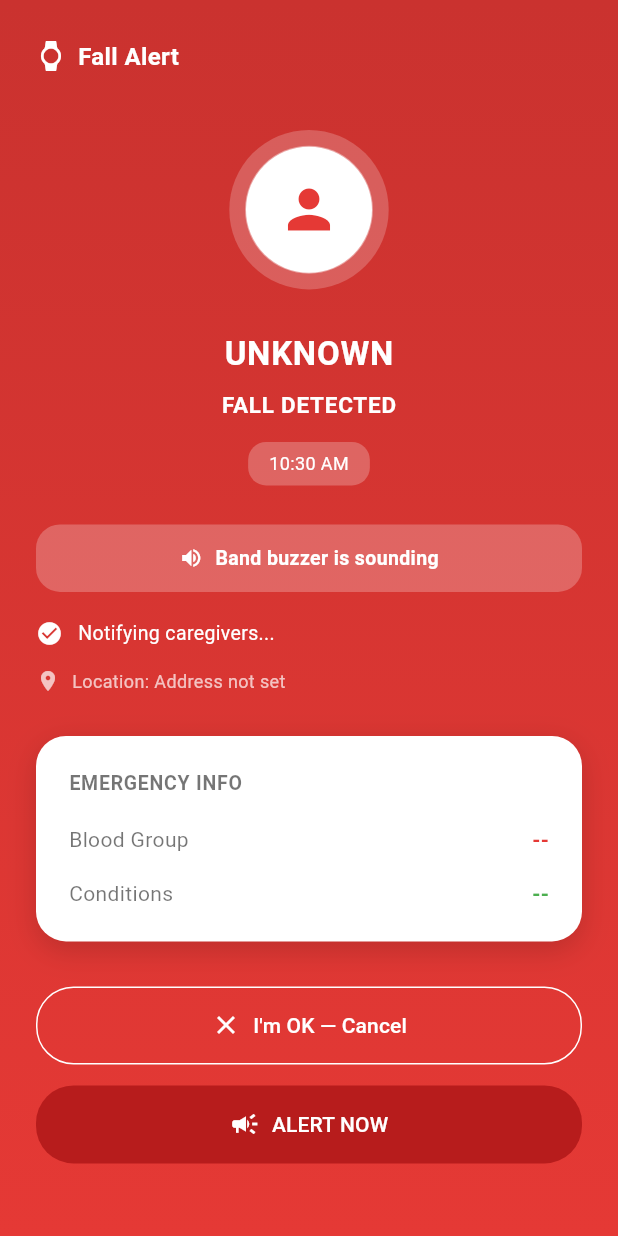
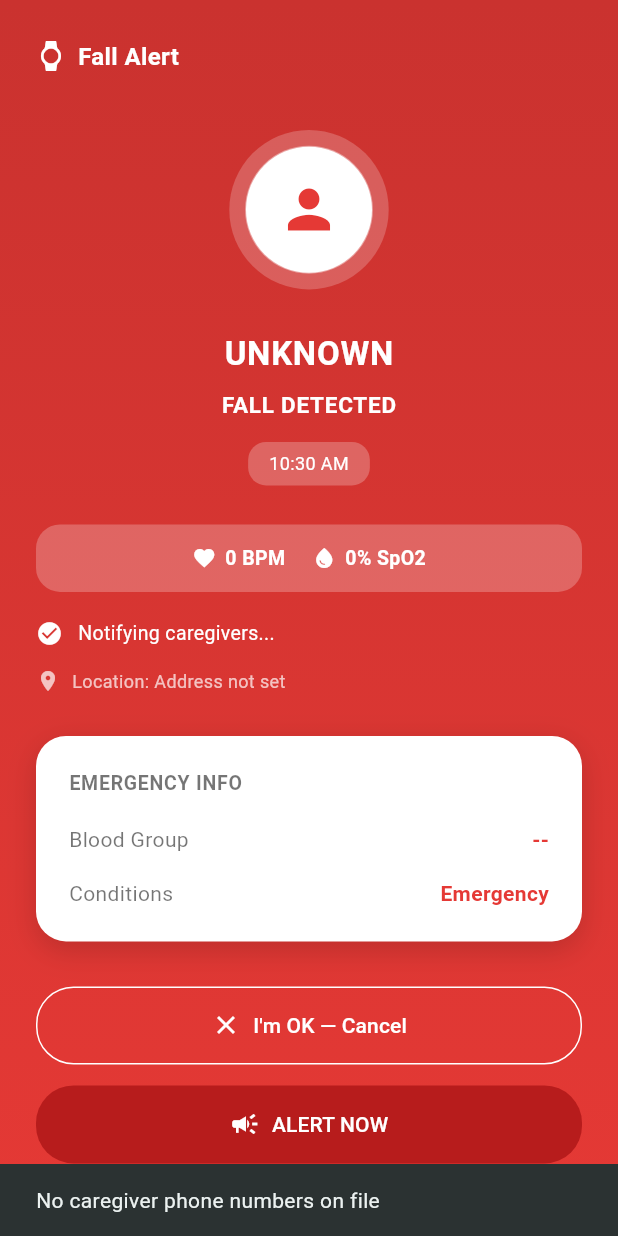
Before and after one commit to DeekshaRao10/wristband, a Flutter app: the EmergencyScreen screen opened directly with empty values, after a tap on "ALERT NOW", on a phone screen of 412 x 824 dp. Run offline on Flutter 3.47's test engine with Material 3 defaults, Android fonts, the phone set to English and light mode, and no system bars; our stand-ins replace cloud_firestore, firebase_auth, firebase_core, firebase_database, firebase_messaging, fl_chart and 7 more; accounts and stored records are empty.

Commit message:
emergency

```diff
--- /dev/null
+++ b/lib/core/services/navigation_service.dart
@@ -0,0 +1,12 @@
+import 'package:flutter/material.dart';
+
+/// Shared navigator key so code outside the widget tree — specifically
+/// NotificationService, when a fall-alert push notification is tapped —
+/// can push a screen (EmergencyScreen) without needing a BuildContext of
+/// its own. That's necessary here because a notification tap can happen
+/// before any screen has even been built yet (cold start: app was fully
+/// closed, user taps the notification, and main() is still running
+/// initNotifications() before runApp() has produced a single frame).
+///
+/// Wire this into MaterialApp's `navigatorKey` param in main.dart.
+final GlobalKey<NavigatorState> navigatorKey = GlobalKey<NavigatorState>();
--- a/lib/core/theme/app_theme.dart
+++ b/lib/core/theme/app_theme.dart
@@ -6,6 +6,8 @@ class AppColors {
   static const background = Color(0xFFE3F1F4);
 
   static const white = Colors.white;
+    static const textOnColor = Colors.white;
+
   static const black = Colors.black;
   static const grey = Colors.grey;
 
--- a/lib/features/emergency/screens/emergency_screen.dart
+++ b/lib/features/emergency/screens/emergency_screen.dart
@@ -62,6 +62,19 @@ class _EmergencyScreenState extends State<EmergencyScreen> {
   int _caregiverCount = 0;
   bool _cancelling = false;
 
+  // Real phone numbers of caregivers (families/{familyId}/members.phone),
+  // collected alongside the caregiver count below — used by "ALERT NOW"
+  // to open a real SMS pre-filled to everyone, instead of a fake button.
+  final List<String> _caregiverPhones = [];
+
+  // Real, live vitals — seeded from the RTDB snapshot that triggered this
+  // screen (widget.alertData), then kept up to date by the same RTDB
+  // listener that already watches this band for recovery below. Replaces
+  // the old "Band buzzer is sounding" pill, which was static text with no
+  // hardware behind it.
+  int? _heartRate;
+  int? _spo2;
+
   final String _detectedAt = DateFormat('h:mm a').format(DateTime.now());
 
   // Guards against navigating away twice — both the manual "I'm OK"
@@ -75,6 +88,13 @@ class _EmergencyScreenState extends State<EmergencyScreen> {
   @override
   void initState() {
     super.initState();
+
+    // Seed with whatever vitals came in on the snapshot that triggered
+    // this screen, so something real shows immediately before the RTDB
+    // listener below has ticked even once.
+    _heartRate = (widget.alertData['heartRate'] as num?)?.toInt();
+    _spo2 = (widget.alertData['spo2'] as num?)?.toInt();
+
     _loadBandAndFamilyInfo();
     _listenForRecovery();
   }
@@ -105,10 +125,61 @@ class _EmergencyScreenState extends State<EmergencyScreen> {
       final data = Map<String, dynamic>.from(value);
       final fallDetected = data['fallDetected'] == true;
 
+      if (mounted) {
+        setState(() {
+          _heartRate = (data['heartRate'] as num?)?.toInt() ?? _heartRate;
+          _spo2 = (data['spo2'] as num?)?.toInt() ?? _spo2;
+        });
+      }
+
       if (!fallDetected) {
         _goHome();
       }
     });
+  }
+
+  /// Opens the phone's native SMS app with every caregiver's real phone
+  /// number pre-filled as recipients and an emergency message drafted —
+  /// this device's OWNER still has to hit send (Android/iOS don't allow
+  /// apps to silently send SMS without the user confirming), but it's a
+  /// real, one-tap-to-nearly-done action, not a fake button.
+  Future<void> _sendEmergencySms() async {
+    if (_caregiverPhones.isEmpty) {
+      if (mounted) {
+        ScaffoldMessenger.of(context).showSnackBar(
+          const SnackBar(
+            content: Text("No caregiver phone numbers on file"),
+          ),
+        );
+      }
+      return;
+    }
+
+    final message = "EMERGENCY: $_wearerName has fallen and needs help. "
+        "Location: $_address. Detected at $_detectedAt.";
+
+    final uri = Uri(
+      scheme: 'sms',
+      path: _caregiverPhones.join(','),
+      queryParameters: {'body': message},
+    );
+
+    try {
+      final launched = await launchUrl(uri);
+
+      if (!launched && mounted) {
+        ScaffoldMessenger.of(context).showSnackBar(
+          const SnackBar(content: Text("Couldn't open messages app")),
+        );
+      }
+    } catch (e) {
+      debugPrint("EmergencyScreen: failed to launch SMS: $e");
+      if (mounted) {
+        ScaffoldMessenger.of(context).showSnackBar(
+          const SnackBar(content: Text("Couldn't open messages app")),
+        );
+      }
+    }
   }
 
   /// Opens the phone's dialer with the doctor's number pre-filled via a
@@ -259,6 +330,11 @@ class _EmergencyScreenState extends State<EmergencyScreen> {
           if (fcmToken.isNotEmpty) {
             realCaregiverCount++;
           }
+
+          final phone = memberData['phone']?.toString() ?? '';
+          if (phone.isNotEmpty) {
+            _caregiverPhones.add(phone);
+          }
         }
 
         _caregiverCount = realCaregiverCount;
@@ -310,7 +386,7 @@ class _EmergencyScreenState extends State<EmergencyScreen> {
           child: _loading
               ? const SafeArea(
                   child: Center(
-                    child: CircularProgressIndicator(color: AppColors.white),
+                    child: CircularProgressIndicator(color: AppColors.textOnColor),
                   ),
                 )
               : SafeArea(
@@ -323,14 +399,14 @@ class _EmergencyScreenState extends State<EmergencyScreen> {
                       children: [
                         Row(
                           children: const [
-                            Icon(Icons.watch, size: 20, color: AppColors.white),
+                            Icon(Icons.watch, size: 20, color: AppColors.textOnColor),
                             SizedBox(width: 8),
                             Text(
                               "Fall Alert",
                               style: TextStyle(
                                 fontWeight: FontWeight.bold,
                                 fontSize: 16,
-                                color: AppColors.white,
+                                color: AppColors.textOnColor,
                               ),
                             ),
                           ],
@@ -345,7 +421,7 @@ class _EmergencyScreenState extends State<EmergencyScreen> {
                     Text(
                       _wearerName.toUpperCase(),
                       style: const TextStyle(
-                        color: AppColors.white,
+                        color: AppColors.textOnColor,
                         fontSize: 22,
                         fontWeight: FontWeight.bold,
                         letterSpacing: 0.5,
@@ -357,7 +433,7 @@ class _EmergencyScreenState extends State<EmergencyScreen> {
                     const Text(
                       "FALL DETECTED",
                       style: TextStyle(
-                        color: AppColors.white,
+                        color: AppColors.textOnColor,
                         fontSize: 15,
                         fontWeight: FontWeight.w600,
                         letterSpacing: 0.5,
@@ -378,7 +454,7 @@ class _EmergencyScreenState extends State<EmergencyScreen> {
                       child: Text(
                         _detectedAt,
                         style: const TextStyle(
-                          color: AppColors.white,
+                          color: AppColors.textOnColor,
                           fontSize: 12,
                         ),
                       ),
@@ -386,10 +462,12 @@ class _EmergencyScreenState extends State<EmergencyScreen> {
 
                     const SizedBox(height: 26),
 
-                    // Matches the reference design's buzzer-status pill.
-                    // NOTE: this is a visual/UI match only — there's no
-                    // physical buzzer wired to the ESP32 yet, so this is
-                    // aspirational until real buzzer firmware exists.
+                    // Real live vitals from the band at this exact
+                    // moment — pulled straight from RTDB (see _heartRate/
+                    // _spo2, kept live by _listenForRecovery above) —
+                    // replacing the old "Band buzzer is sounding" text,
+                    // which was static and not backed by any real
+                    // hardware.
                     Container(
                       width: double.infinity,
                       padding: const EdgeInsets.symmetric(
@@ -402,14 +480,26 @@ class _EmergencyScreenState extends State<EmergencyScreen> {
                       ),
                       child: Row(
                         mainAxisAlignment: MainAxisAlignment.center,
-                        children: const [
-                          Icon(Icons.volume_up,
-                              color: AppColors.white, size: 16),
-                          SizedBox(width: 8),
+                        children: [
+                          const Icon(Icons.favorite,
+                              color: AppColors.textOnColor, size: 16),
+                          const SizedBox(width: 6),
                           Text(
-                            "Band buzzer is sounding",
-                            style: TextStyle(
-                              color: AppColors.white,
+                            _heartRate != null ? "$_heartRate BPM" : "-- BPM",
+                            style: const TextStyle(
+                              color: AppColors.textOnColor,
+                              fontSize: 13,
+                              fontWeight: FontWeight.w600,
+                            ),
+                          ),
+                          const SizedBox(width: 18),
+                          const Icon(Icons.water_drop,
+                              color: AppColors.textOnColor, size: 16),
+                          const SizedBox(width: 6),
+                          Text(
+                            _spo2 != null ? "$_spo2% SpO2" : "--% SpO2",
+                            style: const TextStyle(
+                              color: AppColors.textOnColor,
                               fontSize: 13,
                               fontWeight: FontWeight.w600,
                             ),
@@ -423,7 +513,7 @@ class _EmergencyScreenState extends State<EmergencyScreen> {
                     Row(
                       children: [
                         const Icon(Icons.check_circle,
-                            color: AppColors.white, size: 18),
+                            color: AppColors.textOnColor, size: 18),
                         const SizedBox(width: 10),
                         Expanded(
                           child: Text(
@@ -439,7 +529,7 @@ class _EmergencyScreenState extends State<EmergencyScreen> {
                                 ? "Notifications sent to $_caregiverCount caregiver${_caregiverCount == 1 ? '' : 's'}"
                                 : "Notifying caregivers...",
                             style: const TextStyle(
-                              color: AppColors.white,
+                              color: AppColors.textOnColor,
                               fontSize: 13,
                             ),
                           ),
@@ -528,10 +618,17 @@ class _EmergencyScreenState extends State<EmergencyScreen> {
                                 style:
                                     TextStyle(color: AppColors.mutedText),
                               ),
-                              Text(
-                                _medicalConditions,
-                                style: const TextStyle(
-                                  color: AppColors.success,
+                              // While this screen is up, always read
+                              // "Emergency" here regardless of the
+                              // wearer's actual on-file medical
+                              // conditions (e.g. "normal") — a fall is
+                              // in progress, so this field should reflect
+                              // that urgency, not their baseline health
+                              // notes.
+                              const Text(
+                                "Emergency",
+                                style: TextStyle(
+                                  color: AppColors.alertCard,
                                   fontWeight: FontWeight.bold,
                                 ),
                               ),
@@ -595,7 +692,7 @@ class _EmergencyScreenState extends State<EmergencyScreen> {
                       text: _cancelling ? "Cancelling..." : "I'm OK — Cancel",
                       icon: Icons.close,
                       outlined: true,
-                      foregroundColor: AppColors.white,
+                      foregroundColor: AppColors.textOnColor,
                       onPressed: _cancelling ? null : _cancelAlert,
                     ),
 
@@ -605,11 +702,11 @@ class _EmergencyScreenState extends State<EmergencyScreen> {
                       text: "ALERT NOW",
                       icon: Icons.campaign,
                       backgroundColor: AppColors.alertButton,
-                      onPressed: () {
-                        // Hook up your existing emergency-escalation
-                        // logic here (e.g. re-notify caregivers, call
-                        // emergency services, etc.) if you have it.
-                      },
+                      // Opens a real SMS pre-filled to every caregiver's
+                      // actual phone number on file, with an emergency
+                      // message already drafted (wearer name, location,
+                      // time) — just needs the user to hit send.
+                      onPressed: _sendEmergencySms,
                     ),
                       ],
                     ),
@@ -701,7 +798,7 @@ class _PulsingGlowAvatarState extends State<_PulsingGlowAvatar>
         height: avatarRadius * 2,
         decoration: BoxDecoration(
           shape: BoxShape.circle,
-          color: AppColors.white.withOpacity(opacity),
+          color: AppColors.textOnColor.withOpacity(opacity),
         ),
       ),
     );
--- a/lib/main.dart
+++ b/lib/main.dart
@@ -3,6 +3,7 @@ import 'package:firebase_core/firebase_core.dart';
 
 import 'firebase_options.dart';
 import 'core/theme/app_theme.dart';
+import 'core/services/navigation_service.dart';
 import 'features/auth/screens/splash_screen.dart';
 import 'services/notification_service.dart';
 
@@ -30,6 +31,7 @@ class SafeBandApp extends StatelessWidget {
   @override
   Widget build(BuildContext context) {
     return MaterialApp(
+      navigatorKey: navigatorKey,
       debugShowCheckedModeBanner: false,
       theme: AppTheme.lightTheme,
       home: const SplashScreen(),
```
Also changed, not shown: lib/features/pairing/screens/pair_setup_screen.dart (+7 -4 lines), lib/services/notification_service.dart (+75 -1 lines).
